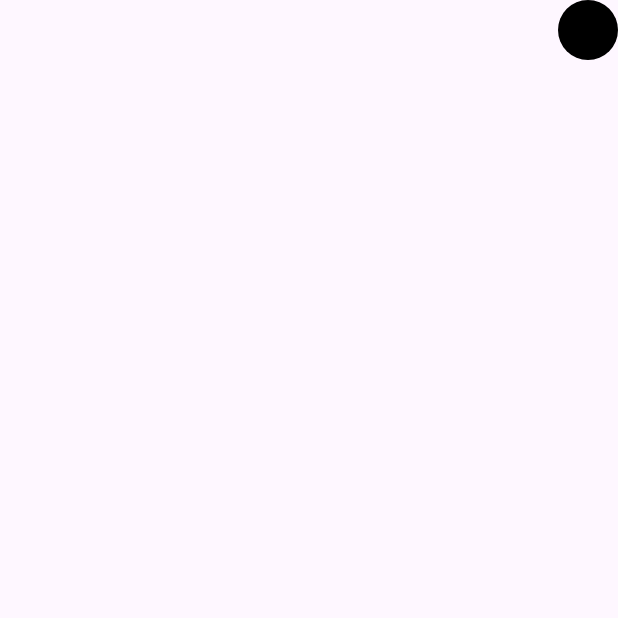
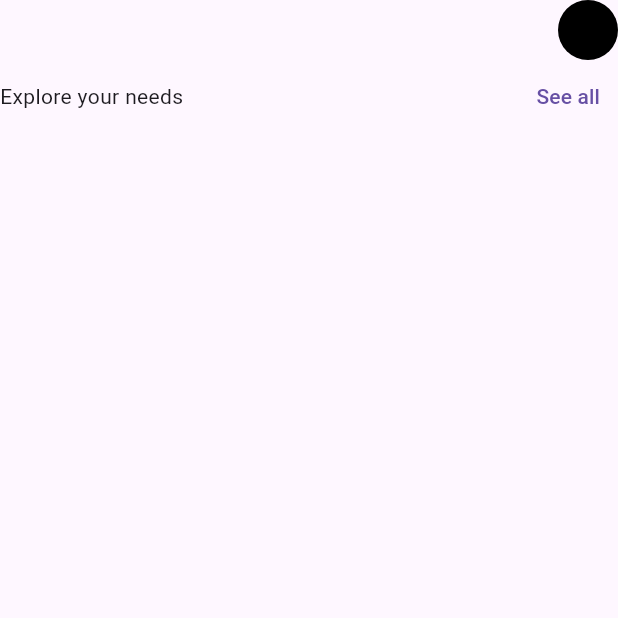
Before and after one commit to JAICHANGPARK/flutter_notebook_chapter_39, a Flutter app: the TravelMobileHomePage screen opened directly, on a phone screen of 412 x 824 dp, the top half of it. Run offline on Flutter 3.47's test engine with Material 3 defaults, Android fonts, the phone set to English and light mode, and no system bars; our stand-ins replace dio, gap, go_router, hugeicons; missing offline and left inert: genq.

Commit message:
Update travel_mobile_home_page.dart

```diff
--- a/lib/ep1980_travel_app/views/travel_mobile_home_page.dart
+++ b/lib/ep1980_travel_app/views/travel_mobile_home_page.dart
@@ -14,6 +14,7 @@ class _TravelMobileHomePageState extends State<TravelMobileHomePage> {
       body: Stack(
         children: [
           Positioned.fill(
+            child: SafeArea(
               child: Column(
                 children: [
                   Row(
@@ -29,8 +30,23 @@ class _TravelMobileHomePageState extends State<TravelMobileHomePage> {
                         backgroundColor: Colors.black,
                       ),
                     ],
+                  ),
+                  Row(
+                    mainAxisAlignment: MainAxisAlignment.spaceBetween,
+                    children: [
+                      Text(
+                        "Explore your needs",
+                      ),
+                      TextButton(
+                        onPressed: () {},
+                        child: Text(
+                          "See all",
+                        ),
                       )
                     ],
+                  )
+                ],
+              ),
             ),
           ),
           Positioned(
```
Lines whose indentation alone changed are shown as unchanged.
